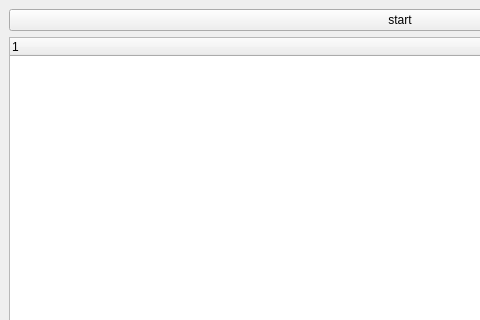
ijknabla/OpenModelicaPython3Image, file src/ui/mainwindow.ui: the form before one commit; both pictures show x 0 to 480 and y 0 to 320 of the 800 by 600 pixel window.
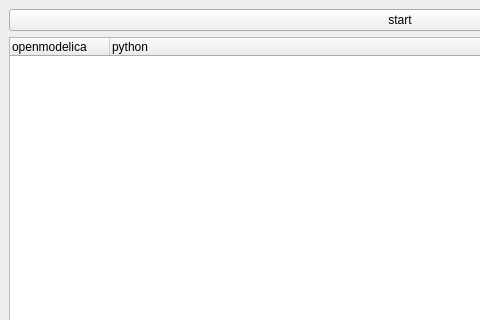
The form after the commit.

Commit message: Add column to tree-widget

Diff of the .ui file:
```diff
--- a/src/ui/mainwindow.ui
+++ b/src/ui/mainwindow.ui
@@ -25,9 +25,14 @@
     <item>
      <widget class="QTreeWidget" name="treeWidget">
       <column>
-       <!-- <property name="text">
-        <string notr="true">1</string>
-       </property> -->
+       <property name="text">
+        <string>openmodelica</string>
+       </property>
+      </column>
+      <column>
+       <property name="text">
+        <string>python</string>
+       </property>
       </column>
      </widget>
     </item>
```
The commit also changes 1 other file.
